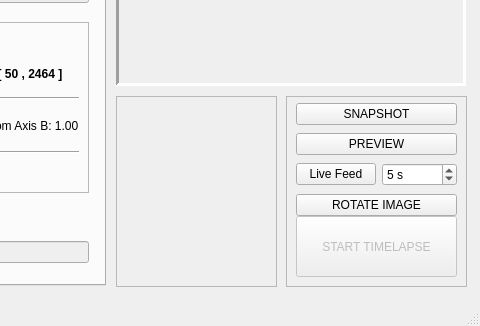
Above: _ui/FlashLapse_Pro.ui from CoCl-Jerry/Flashlapse_Pro_Dev before the change; both pictures show x 544 to 1024 and y 274 to 600 of the 1024 by 600 pixel window. Below: the same form after it.
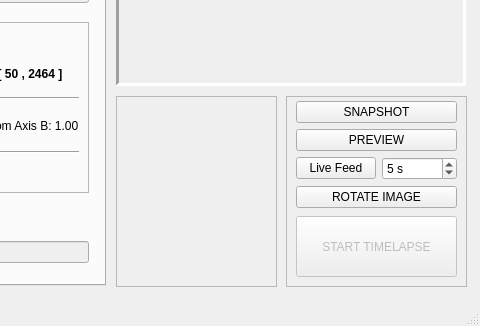
That is the form after the change. Icons and pictures are not drawn.

```diff
--- a/_ui/FlashLapse_Pro.ui
+++ b/_ui/FlashLapse_Pro.ui
@@ -1049,7 +1049,7 @@
        <x>10</x>
        <y>5</y>
        <width>161</width>
-       <height>118</height>
+       <height>111</height>
       </rect>
      </property>
      <layout class="QVBoxLayout" name="verticalLayout_17">
```
Left out of the diff: 2 changed lines with no effect on the pictures.
